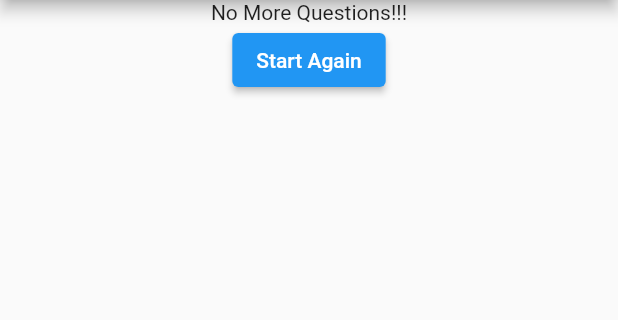
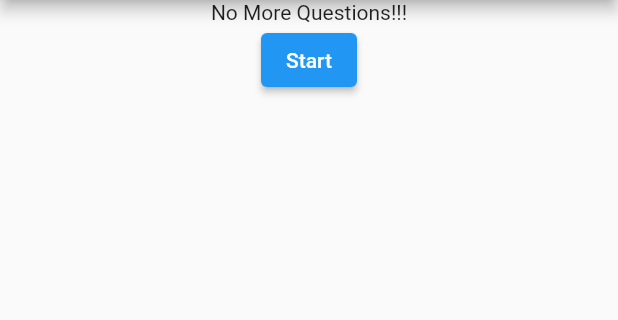
Before and after one commit to petersendauda/flutter_quiz_app, a Flutter app: the screen it shows after launch, on a phone screen of 412 x 824 dp, the part 84-404 px from its top. Run offline on Flutter 3.47's test engine with Material 2 defaults, Android fonts, the phone set to English and light mode, and no system bars.

Commit message:
move result to separate component

```diff
--- a/lib/main.dart
+++ b/lib/main.dart
@@ -1,8 +1,7 @@
 import 'package:flutter/material.dart';
 
-import './question.dart';
-import 'answer.dart';
 import './quiz.dart';
+import './result.dart';
 
 void main() => runApp(HomePage());
 
@@ -36,7 +35,7 @@ class _HomePageState extends State<HomePage> {
       // } else {
       //   _questionIndex = _questionIndex + 1;
       // }
-      _questionIndex == _questions.length - 1
+      _questionIndex == _questions.length
           ? _questionIndex = 0
           : _questionIndex++;
     });
@@ -46,23 +45,12 @@ class _HomePageState extends State<HomePage> {
   Widget build(BuildContext context) {
     return MaterialApp(
       home: Scaffold(
-        appBar: AppBar(
-          title: Text("Quiz App"),
-        ),
-        body: _questionIndex == _questions.length - 1
-            ? Quiz(_questions, _answerQuestion, _questionIndex)
-            : Center(
-                child: Column(
-                  children: [
-                    Text("No More Questions!!!"),
-                    ElevatedButton(
-                      onPressed: () => setState(() => _questionIndex = 0),
-                      child: Text("Start Again"),
-                    )
-                  ],
-                ),
-              ),
-      ),
+          appBar: AppBar(
+            title: Text("Quiz App"),
+          ),
+          body: _questionIndex == _questions.length - 1
+              ? Quiz(_questions, _answerQuestion, _questionIndex)
+              : Result()),
     );
   }
 }
--- a/lib/quiz.dart
+++ b/lib/quiz.dart
@@ -4,7 +4,7 @@ import './answer.dart';
 import './question.dart';
 
 class Quiz extends StatelessWidget {
-  final List questions;
+  final List<Map<String, Object>> questions;
   final Function() callback;
   final int questionIndex;
 
--- /dev/null
+++ b/lib/result.dart
@@ -0,0 +1,18 @@
+import 'package:flutter/material.dart';
+
+class Result extends StatelessWidget {
+  @override
+  Widget build(BuildContext context) {
+    return Center(
+      child: Column(
+        children: [
+          Text("No More Questions!!!"),
+          ElevatedButton(
+            onPressed: () => {},
+            child: Text("Start"),
+          )
+        ],
+      ),
+    );
+  }
+}
```
